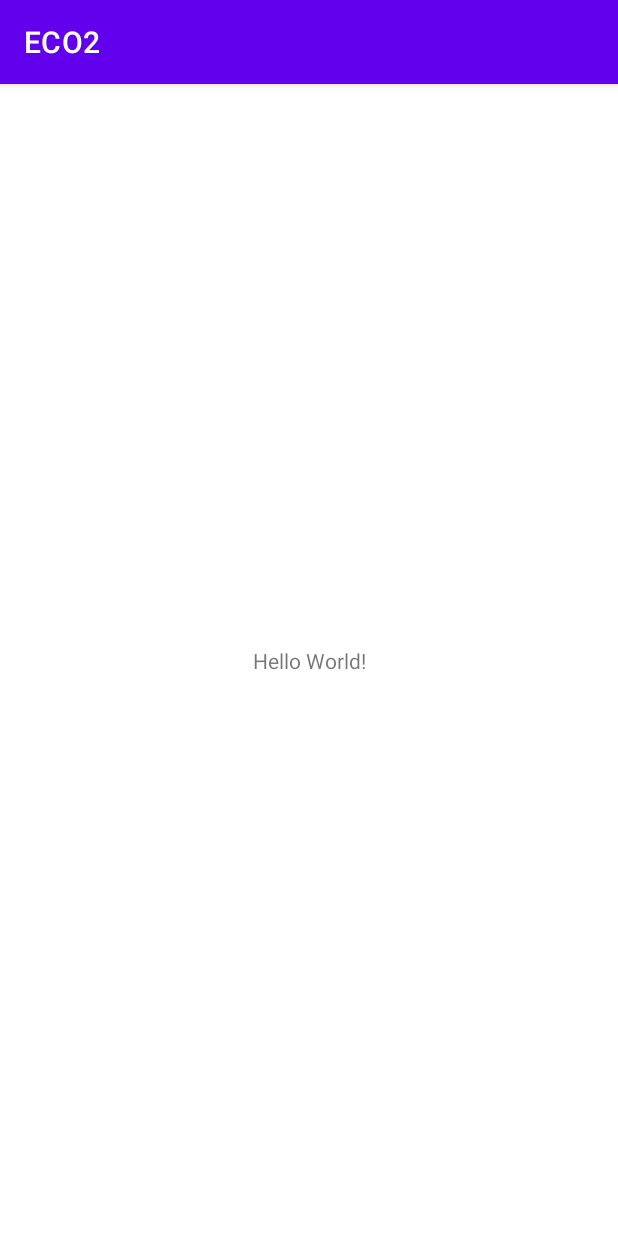
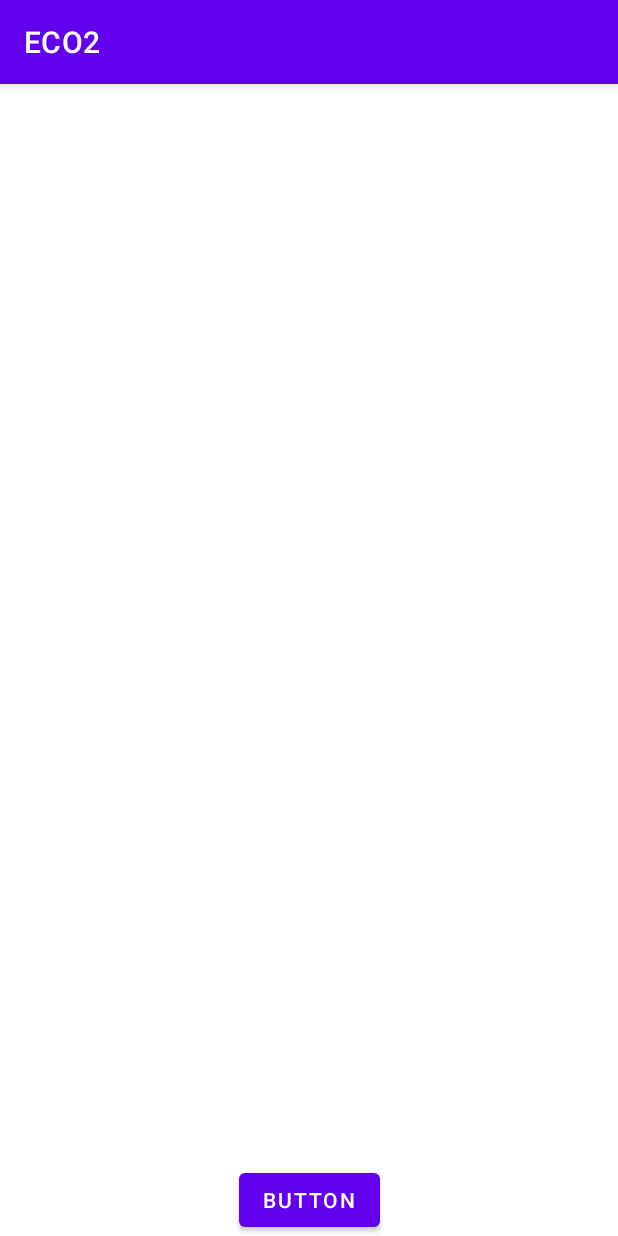
Before and after one commit to SeoHyeRyeong/ECO2, an Android app: the screen it shows after launch (MainActivity), on a phone screen of 412 x 824 dp. Run offline under Robolectric (Android 15) with nearby library versions, the phone set to English and light mode, and no system bars.

Commit message:
테스트

```diff
--- a/app/src/main/res/layout/activity_main.xml
+++ b/app/src/main/res/layout/activity_main.xml
@@ -6,13 +6,12 @@
     android:layout_height="match_parent"
     tools:context=".MainActivity">
 
-    <TextView
+    <Button
+        android:id="@+id/button"
         android:layout_width="wrap_content"
         android:layout_height="wrap_content"
-        android:text="Hello World!"
+        android:text="Button"
         app:layout_constraintBottom_toBottomOf="parent"
         app:layout_constraintEnd_toEndOf="parent"
-        app:layout_constraintStart_toStartOf="parent"
-        app:layout_constraintTop_toTopOf="parent" />
-
+        app:layout_constraintStart_toStartOf="parent" />
 </androidx.constraintlayout.widget.ConstraintLayout>
```
